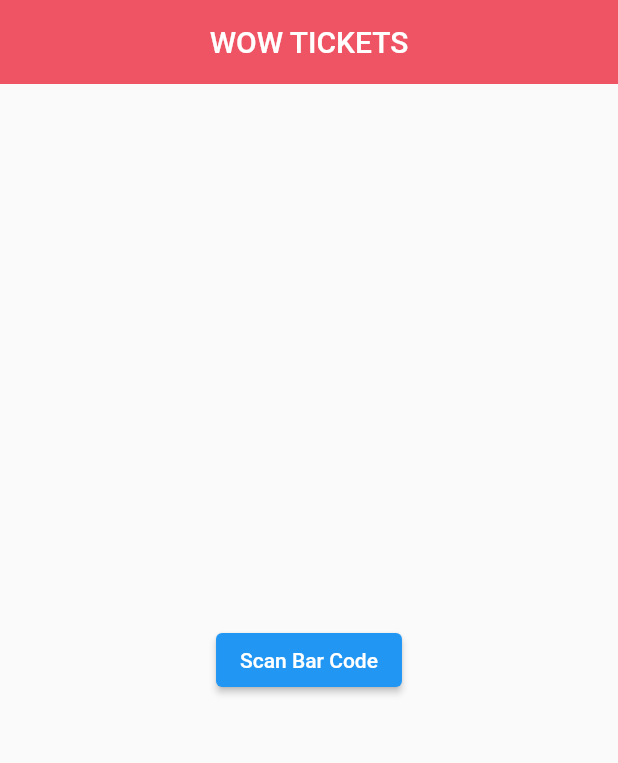
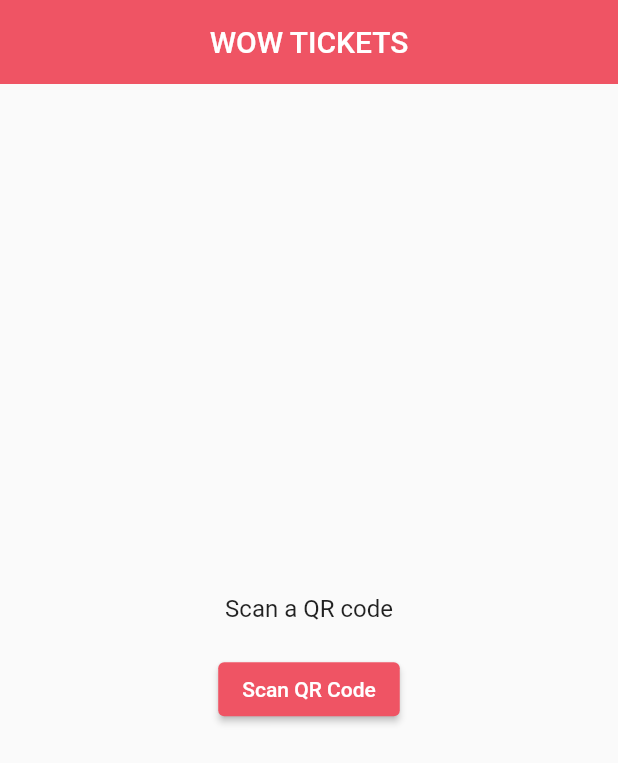
Before and after one commit to ba138/WOW-TICKETS, a Flutter app: the screen it shows after launch, on a phone screen of 412 x 824 dp. Shown: the top 763 px of the screen. Run offline on Flutter 3.47's test engine with Material 2 defaults, Android fonts, the phone set to English and light mode, and no system bars; our stand-ins replace animated_text_kit; missing offline and left inert: barcode_scan3.

Commit message:
adding the qrc code screen

```diff
--- a/lib/Screens/qrc_screen.dart
+++ b/lib/Screens/qrc_screen.dart
@@ -1,52 +1,80 @@
+import 'package:barcode_scan3/platform_wrapper.dart';
 import 'package:flutter/material.dart';
-import 'package:qr_code_scanner/qr_code_scanner.dart';
+import 'package:flutter/services.dart';
 import 'package:wowtickets/constants.dart';
 
-class QRCodeScanScreen extends StatefulWidget {
-  const QRCodeScanScreen({super.key});
-
+class QRCodeScreen extends StatefulWidget {
   @override
-  // ignore: library_private_types_in_public_api
-  _QRCodeScanScreenState createState() => _QRCodeScanScreenState();
+  _QRCodeScreenState createState() => _QRCodeScreenState();
 }
 
-class _QRCodeScanScreenState extends State<QRCodeScanScreen> {
-  final GlobalKey qrKey = GlobalKey(debugLabel: 'QR');
-  QRViewController? controller;
+class _QRCodeScreenState extends State<QRCodeScreen> {
+  String qrCodeResult = "Scan a QR code";
 
-  @override
-  dispose() {
-    controller?.dispose();
-    super.dispose();
+  Future<void> scanQRCode() async {
+    try {
+      String result = (await BarcodeScanner.scan()) as String;
+      setState(() {
+        qrCodeResult = result;
+      });
+    } on PlatformException catch (ex) {
+      if (ex.code == BarcodeScanner.cameraAccessDenied) {
+        setState(() {
+          qrCodeResult = "Camera permission denied";
+        });
+      } else {
+        setState(() {
+          qrCodeResult = "Error: $ex";
+        });
+      }
+    } on FormatException {
+      setState(() {
+        qrCodeResult = "Scan canceled";
+      });
+    } catch (ex) {
+      setState(() {
+        qrCodeResult = "Error: $ex";
+      });
+    }
   }
 
   @override
   Widget build(BuildContext context) {
     return Scaffold(
       appBar: AppBar(
-        title: const Text('WOW TICKETS'),
+        title: const Text(
+          'WOW TICKETS',
+        ),
+        backgroundColor: primaryColor,
         centerTitle: true,
-        backgroundColor: primaryColor,
         elevation: 0.0,
       ),
-      body: Column(
-        crossAxisAlignment: CrossAxisAlignment.center,
-        mainAxisAlignment: MainAxisAlignment.center,
-        children: [
-          Center(
-            child: ElevatedButton(
-              child: const Text("Scan Bar Code"),
-              onPressed: () {
-                Navigator.push(
-                  context,
-                  MaterialPageRoute(
-                    builder: (c) => const QRCodeScanScreen(),
-                  ),
-                );
-              },
-            ),
-          )
-        ],
+      body: Center(
+        child: Padding(
+          padding: const EdgeInsets.only(
+            left: 12,
+            right: 12,
+          ),
+          child: Column(
+            mainAxisAlignment: MainAxisAlignment.center,
+            children: [
+              Text(
+                qrCodeResult,
+                style: const TextStyle(fontSize: 16),
+              ),
+              const SizedBox(height: 20),
+              ElevatedButton(
+                onPressed: scanQRCode,
+                style: ElevatedButton.styleFrom(
+                  backgroundColor:
+                      primaryColor, // Background color of the button
+                  // Text (foreground) color of the button
+                ),
+                child: Text('Scan QR Code'),
+              ),
+            ],
+          ),
+        ),
       ),
     );
   }
--- a/lib/Screens/splash_screen.dart
+++ b/lib/Screens/splash_screen.dart
@@ -20,8 +20,8 @@ class _SplashScreenState extends State<SplashScreen> {
   void delay() async {
     await Future.delayed(const Duration(seconds: 7));
     // ignore: use_build_context_synchronously
-    Navigator.pushReplacement(context,
-        MaterialPageRoute(builder: (context) => const QRCodeScanScreen()));
+    Navigator.pushReplacement(
+        context, MaterialPageRoute(builder: (context) => QRCodeScreen()));
   }
 
   Widget build(BuildContext context) {
```
Also changed, not shown: lib/Screens/qrc_code_scan_screen.dart (deleted, +0 -66 lines).
